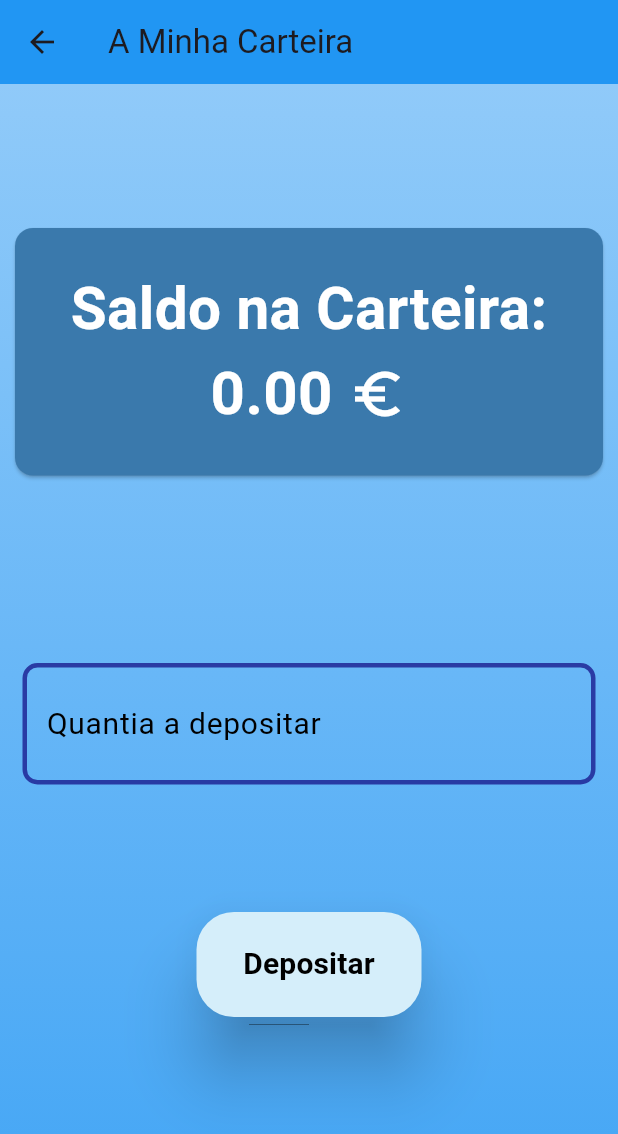
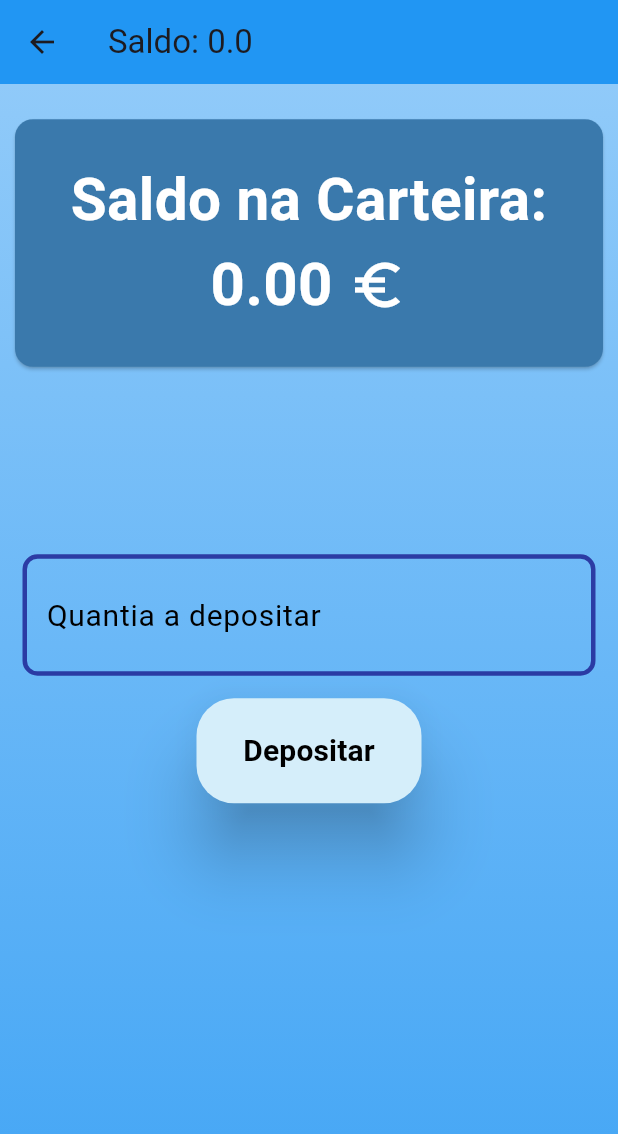
Before and after one commit to BMarujo/TastyBite, a Flutter app: the WalletScreen screen opened directly, after a tap on "Depositar", on a phone screen of 412 x 824 dp. Shown: the top 1134 px of the screen. Run offline on Flutter 3.47's test engine with Material 3 defaults, Android fonts, the phone set to English and light mode, and no system bars; our stand-ins replace firebase_core, firebase_database, persistent_bottom_nav_bar, shared_preferences; accounts and stored records are empty.

Commit message:
primeiros testes com firebase realtime data base

```diff
--- /dev/null
+++ b/devtools_options.yaml
@@ -0,0 +1 @@
+extensions:
--- a/lib/screens_builder.dart
+++ b/lib/screens_builder.dart
@@ -16,11 +16,7 @@ class ScreenBuilder extends StatelessWidget {
       PersistentTabController(initialIndex: 1);
 
   List<Widget> _buildScreens() {
-    return [
-      MenuScreen(user: user),
-      HomeScreen(user: user),
-      const WalletScreen()
-    ];
+    return [MenuScreen(user: user), HomeScreen(user: user), WalletScreen()];
   }
 
   List<PersistentBottomNavBarItem> _navBarsItems() {
--- a/lib/wallet_screen.dart
+++ b/lib/wallet_screen.dart
@@ -1,17 +1,34 @@
 import 'package:flutter/material.dart';
 import 'wallet.dart';
 import 'package:provider/provider.dart';
+import 'package:firebase_database/firebase_database.dart';
 
 class WalletScreen extends StatelessWidget {
-  const WalletScreen({super.key});
+  WalletScreen({super.key});
+
+  final DatabaseReference ref = FirebaseDatabase.instance.ref("users/123");
+
+  Future<String> dbtest() async {
+    final snapshot = await ref.child('money').get();
+    return snapshot.value.toString();
+  }
 
   @override
   Widget build(BuildContext context) {
     TextEditingController money = TextEditingController();
     Wallet wallet = Provider.of<Wallet>(context);
+
     return Scaffold(
       appBar: AppBar(
-        title: const Text('A Minha Carteira'),
+        title: FutureBuilder(
+          future: dbtest(),
+          builder: (context, snapshot) {
+            if (snapshot.connectionState == ConnectionState.waiting) {
+              return const Text('Carregando...');
+            }
+            return Text('Saldo: ${snapshot.data}');
+          },
+        ),
         backgroundColor:
             Colors.blue, // Set the app bar background color to blue
       ),
@@ -104,12 +121,18 @@ class WalletScreen extends StatelessWidget {
                 ),
               ),
             ),
-            const SizedBox(height: 70),
             ElevatedButton(
-              onPressed: () {
+              onPressed: () async {
                 try {
                   wallet.deposit(
                       money.text.isEmpty ? 0 : double.parse(money.text));
+
+                  await ref.set({
+                    "name": "John",
+                    "age": 18,
+                    "address": {"line1": "100 Mountain View"},
+                    "money": wallet.balance
+                  });
                 } catch (e) {
                   print(e);
                 }
@@ -128,6 +151,8 @@ class WalletScreen extends StatelessWidget {
                   style: TextStyle(fontSize: 20, fontWeight: FontWeight.bold)),
             ),
             const SizedBox(height: 60),
+            const SizedBox(height: 75),
+            const SizedBox(height: 140),
           ],
         ),
       ),
--- a/pubspec.yaml
+++ b/pubspec.yaml
@@ -39,6 +39,7 @@ dependencies:
   # Use with the CupertinoIcons class for iOS style icons.
   cupertino_icons: ^1.0.6
   firebase_core: ^2.27.1
+  firebase_database: ^10.4.10
 
 dev_dependencies:
   flutter_test:
```
Also changed, not shown: pubspec.lock, 4 other files.
